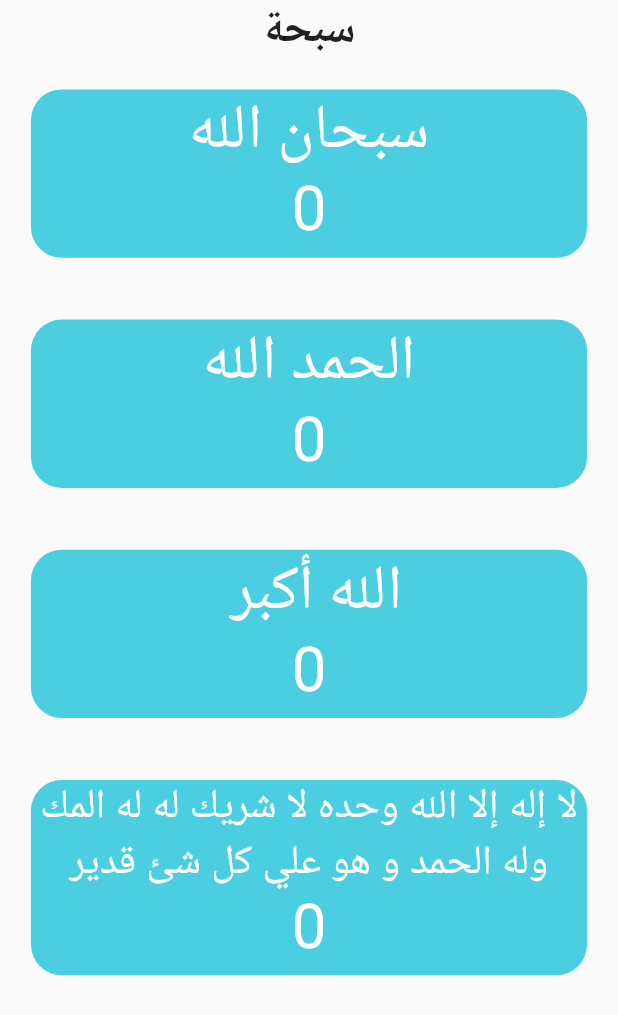
After one commit to Mohammedomargallya39/nakhtm, a Flutter app: the SebhaScreen screen opened directly, on a phone screen of 412 x 824 dp. The commit adds this screen. Shown: the top 1015 px of the screen. Run offline on Flutter 3.47's test engine with Material 2 defaults, Android fonts, the phone set to English and light mode, and no system bars; our stand-ins replace animated_splash_screen, bloc, flutter_bloc, fluttertoast, shared_preferences, timezone; missing offline and left inert: adhan_dart, animated_button, quran; accounts and stored records are empty.

Commit message:
work today

```diff
--- a/lib/cubit/cubit.dart
+++ b/lib/cubit/cubit.dart
@@ -1,13 +1,22 @@
+import 'dart:ui';
+
 import 'package:bloc/bloc.dart';
 import 'package:flutter_bloc/flutter_bloc.dart';
-import 'package:nakhtm/models/soura_model.dart';
-import 'package:nakhtm/shared/network/shared/dio_helper.dart';
-import '../shared/network/end_points.dart';
 import 'states.dart';
 
 class AppCubit extends Cubit<AppStates> {
   AppCubit() : super(AppInitialState());
-
   static AppCubit get(context) => BlocProvider.of(context);
 
+  int countSubhanAllah = 0;
+  int countAlhamdullah =0;
+  int countAllahAkbar =0;
+  int countLaElahElaAllah =0;
+
+  void sebha()
+  {
+    emit(SebhaState());
+  }
+
+
 }
--- a/lib/cubit/states.dart
+++ b/lib/cubit/states.dart
@@ -1,2 +1,3 @@
 abstract class AppStates {}
 class AppInitialState extends  AppStates {}
+class SebhaState extends  AppStates {}
--- /dev/null
+++ b/lib/modules/sebha.dart
@@ -0,0 +1,251 @@
+import 'package:flutter/material.dart';
+import 'package:nakhtm/cubit/cubit.dart';
+import 'package:nakhtm/cubit/states.dart';
+import '../shared/components/components.dart';
+import 'package:timezone/timezone.dart' as tz;
+import 'package:timezone/data/latest.dart' as tz;
+import 'package:adhan_dart/adhan_dart.dart';
+import 'package:flutter_bloc/flutter_bloc.dart';
+
+
+class SebhaScreen extends StatelessWidget {
+  @override
+  Widget build(BuildContext context) {
+
+    Size size = MediaQuery.of(context).size;
+
+    return BlocConsumer<AppCubit,AppStates>(
+      listener: (context , state) {},
+      builder: (context , state)
+      {
+        return Scaffold(
+          body: SafeArea(
+              child: SingleChildScrollView(
+                physics: const BouncingScrollPhysics(),
+                child: Column(
+                  children: [
+                    Text(
+                      'سبحة',
+                      style: TextStyle(
+                        fontSize: size.width * 0.07,
+                        fontWeight: FontWeight.bold,
+                      ),
+                    ),
+                    Container(
+                      margin: EdgeInsets.all(size.width * 0.05),
+                      decoration: BoxDecoration(
+                        color: Colors.cyan.withOpacity(0.7),
+                        borderRadius: BorderRadius.circular(size.width * 0.05),
+                      ),
+                      child: InkWell(
+                        onTap: ()
+                        {
+                          AppCubit.get(context).sebha();
+                          AppCubit.get(context).countSubhanAllah ++ ;
+                        },
+                        child: Column(
+                          children: [
+                            Padding(
+                              padding: EdgeInsets.fromLTRB(
+                                  size.width * 0,
+                                  size.width * 0,
+                                  size.width * 0,
+                                  size.width * 0
+                              ),
+                              child: Center(
+                                child: Text(
+                                  'سبحان الله',
+                                  style: TextStyle(
+                                      fontSize: size.width * 0.1,
+                                      color: Colors.white
+                                  ),
+                                ),
+                              ),
+                            ),
+                            Padding(
+                              padding: EdgeInsets.fromLTRB(
+                                  size.width * 0,
+                                  size.width * 0,
+                                  size.width * 0,
+                                  size.width * 0.02
+                              ),
+                              child: Center(
+                                child: Text(
+                                  '${AppCubit.get(context).countSubhanAllah}',
+                                  style: TextStyle(
+                                      fontSize: size.width * 0.1,
+                                      color: Colors.white
+                                  ),
+                                ),
+                              ),
+                            ),
+                          ],
+                        ),
+                      ),
+                    ),
+                    Container(
+                      margin: EdgeInsets.all(size.width * 0.05),
+                      decoration: BoxDecoration(
+                        color: Colors.cyan.withOpacity(0.7),
+                        borderRadius: BorderRadius.circular(size.width * 0.05),
+                      ),
+                      child: InkWell(
+                        onTap: ()
+                        {
+                          AppCubit.get(context).sebha();
+                          AppCubit.get(context).countAlhamdullah ++ ;
+                        },
+                        child: Column(
+                          children: [
+                            Padding(
+                              padding: EdgeInsets.fromLTRB(
+                                  size.width * 0,
+                                  size.width * 0,
+                                  size.width * 0,
+                                  size.width * 0
+                              ),
+                              child: Center(
+                                child: Text(
+                                  'الحمد الله',
+                                  style: TextStyle(
+                                      fontSize: size.width * 0.1,
+                                      color: Colors.white
+                                  ),
+                                ),
+                              ),
+                            ),
+                            Padding(
+                              padding: EdgeInsets.fromLTRB(
+                                  size.width * 0,
+                                  size.width * 0,
+                                  size.width * 0,
+                                  size.width * 0.02
+                              ),
+                              child: Center(
+                                child: Text(
+                                  '${AppCubit.get(context).countAlhamdullah}',
+                                  style: TextStyle(
+                                      fontSize: size.width * 0.1,
+                                      color: Colors.white
+                                  ),
+                                ),
+                              ),
+                            ),
+                          ],
+                        ),
+                      ),
+                    ),
+                    Container(
+                      margin: EdgeInsets.all(size.width * 0.05),
+                      decoration: BoxDecoration(
+                        color: Colors.cyan.withOpacity(0.7),
+                        borderRadius: BorderRadius.circular(size.width * 0.05),
+                      ),
+                      child: InkWell(
+                        onTap: ()
+                        {
+                          AppCubit.get(context).sebha();
+                          AppCubit.get(context).countAllahAkbar ++ ;
+                        },
+                        child: Column(
+                          children: [
+                            Padding(
+                              padding: EdgeInsets.fromLTRB(
+                                  size.width * 0,
+                                  size.width * 0,
+                                  size.width * 0,
+                                  size.width * 0
+                              ),
+                              child: Center(
+                                child: Text(
+                                  ' الله أكبر',
+                                  style: TextStyle(
+                                      fontSize: size.width * 0.1,
+                                      color: Colors.white
+                                  ),
+                                ),
+                              ),
+                            ),
+                            Padding(
+                              padding: EdgeInsets.fromLTRB(
+                                  size.width * 0,
+                                  size.width * 0,
+                                  size.width * 0,
+                                  size.width * 0.02
+                              ),
+                              child: Center(
+                                child: Text(
+                                  '${AppCubit.get(context).countAllahAkbar}',
+                                  style: TextStyle(
+                                      fontSize: size.width * 0.1,
+                                      color: Colors.white
+                                  ),
+                                ),
+                              ),
+                            ),
+                          ],
+                        ),
+                      ),
+                    ),
+                    Container(
+                      margin: EdgeInsets.all(size.width * 0.05),
+                      decoration: BoxDecoration(
+                        color: Colors.cyan.withOpacity(0.7),
+                        borderRadius: BorderRadius.circular(size.width * 0.05),
+                      ),
+                      child: InkWell(
+                        onTap: ()
+                        {
+                          AppCubit.get(context).sebha();
+                          AppCubit.get(context).countLaElahElaAllah ++ ;
+                        },
+                        child: Column(
+                          children: [
+                            Padding(
+                              padding: EdgeInsets.fromLTRB(
+                                  size.width * 0,
+                                  size.width * 0,
+                                  size.width * 0,
+                                  size.width * 0
+                              ),
+                              child: Center(
+                                child: Text(
+                                  'لا إله إلا الله وحده لا شريك له له المك وله الحمد و هو علي كل شئ قدير',
+                                  textAlign: TextAlign.center,
+                                  style: TextStyle(
+                                      fontSize: size.width * 0.066,
+                                      color: Colors.white
+                                  ),
+                                ),
+                              ),
+                            ),
+                            Padding(
+                              padding: EdgeInsets.fromLTRB(
+                                  size.width * 0,
+                                  size.width * 0,
+                                  size.width * 0,
+                                  size.width * 0.02
+                              ),
+                              child: Center(
+                                child: Text(
+                                  '${AppCubit.get(context).countLaElahElaAllah}',
+                                  style: TextStyle(
+                                      fontSize: size.width * 0.1,
+                                      color: Colors.white
+                                  ),
+                                ),
+                              ),
+                            ),
+                          ],
+                        ),
+                      ),
+                    ),
+                  ],
+                ),
+              )
+          ),
+        );
+      }
+    );
+  }
+}
```
Also changed, not shown: lib/modules/layout_screen.dart (+7 -10 lines), lib/modules/marker_screen.dart (deleted, +0 -8 lines), lib/modules/multi_screen.dart (deleted, +0 -73 lines), lib/modules/prayer_time.dart (added, +98 -0 lines), lib/modules/search_screen.dart (deleted, +0 -11 lines), lib/modules/soura_screen.dart (+11 -4 lines).
